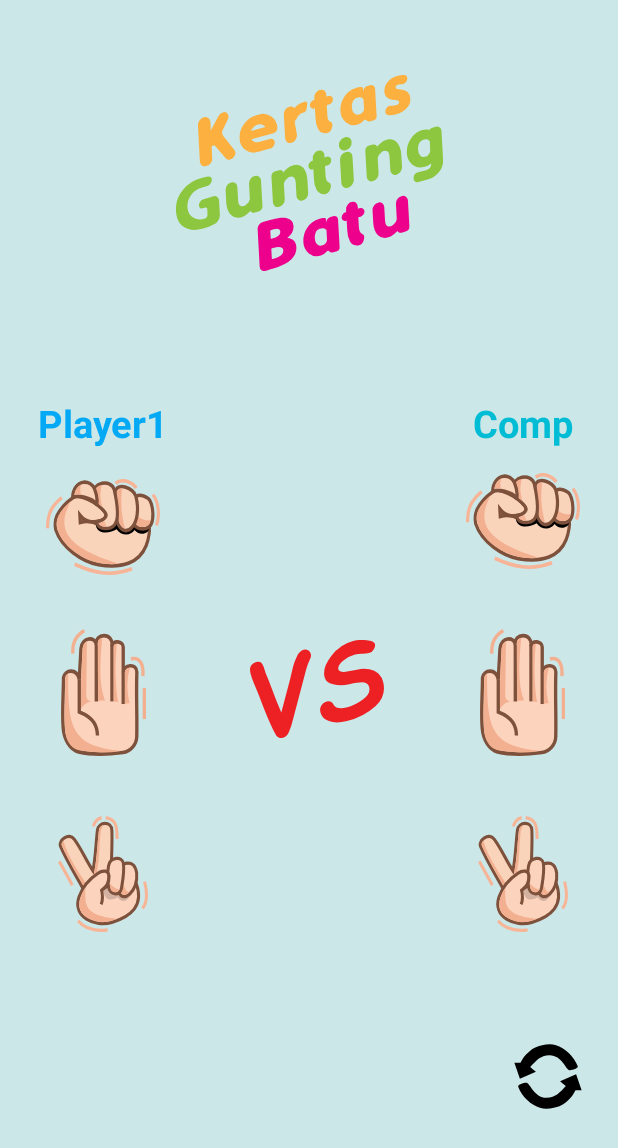
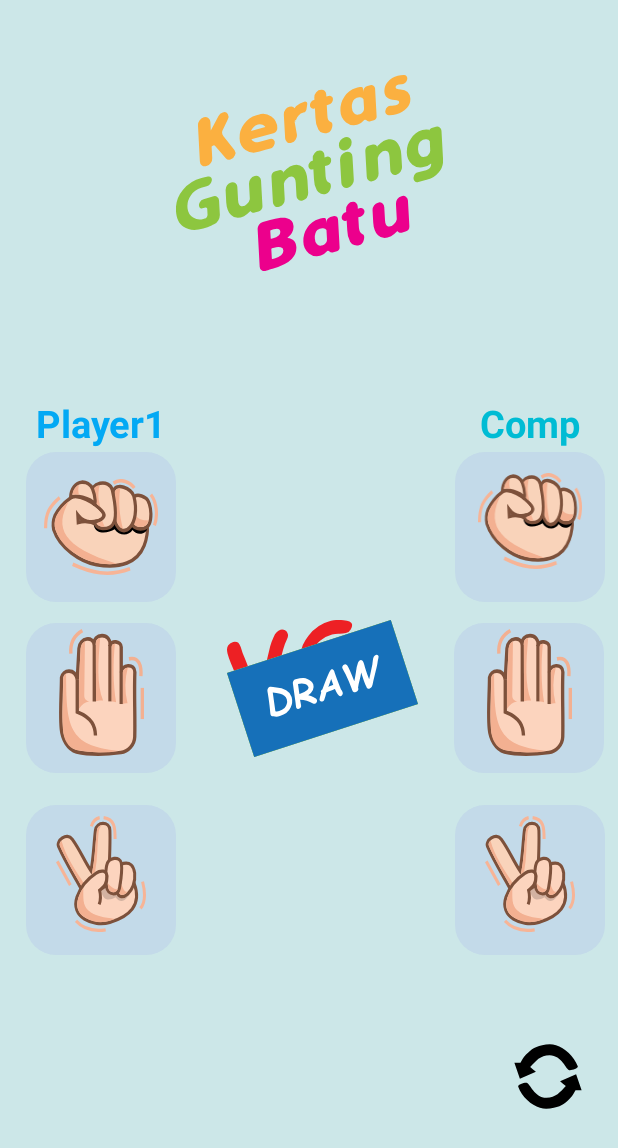
Before and after one commit to reinaldoriant/GubakeGame, an Android app: the layout activity_maingame.xml on its own in the app's theme, with its tools: preview values and no code run, on a phone screen of 412 x 824 dp. Shown: the top 1148 px of the screen. Run offline under Robolectric (Android 15) with nearby library versions, the phone set to English and light mode, and no system bars.

Commit message:
Version 1.1 (fix bug)

```diff
--- a/app/src/main/java/com/example/kertasguntingbatu/IControllerNya.kt
+++ b/app/src/main/java/com/example/kertasguntingbatu/IControllerNya.kt
@@ -1,6 +1,7 @@
 package com.example.kertasguntingbatu
 
 interface IControllerNya {
-
-    fun result(hasil:String)
+    fun resultRandom(resultRand:String)
+    fun result(resultNya:String)
+    fun randAnim(animResult:String)
 }
--- a/app/src/main/java/com/example/kertasguntingbatu/ModelNya.kt
+++ b/app/src/main/java/com/example/kertasguntingbatu/ModelNya.kt
@@ -1,4 +1,3 @@
 package com.example.kertasguntingbatu
 
 data class ModelNya(val dataPlayer: String)
-data class ModelnyaComp(val dataComp: String)
--- a/app/src/main/res/layout/activity_maingame.xml
+++ b/app/src/main/res/layout/activity_maingame.xml
@@ -64,7 +64,7 @@
                     android:layout_height="100dp"
                     android:layout_centerInParent="true"
                     android:background="@drawable/bg_shape"
-                    android:visibility="invisible" />
+                     />
 
                 <ImageButton
                     android:id="@+id/batuPlayer"
@@ -89,7 +89,7 @@
                     android:layout_height="100dp"
                     android:layout_centerInParent="true"
                     android:background="@drawable/bg_shape"
-                    android:visibility="invisible" />
+                     />
 
                 <ImageButton
                     android:id="@+id/paperPlayer"
@@ -113,7 +113,7 @@
                     android:layout_height="100dp"
                     android:layout_centerInParent="true"
                     android:background="@drawable/bg_shape"
-                    android:visibility="invisible" />
+                    />
 
                 <ImageButton
                     android:id="@+id/scissorsPlayer"
@@ -130,8 +130,8 @@
             </RelativeLayout>
         </LinearLayout>
 
-        <LinearLayout
-            android:layout_width="150dp"
+        <RelativeLayout
+            android:layout_width="wrap_content"
             android:layout_height="match_parent"
             android:gravity="center"
             android:orientation="vertical">
@@ -146,8 +146,38 @@
                 android:layout_marginBottom="24dp"
                 android:contentDescription="@string/versus_image"
                 android:src="@drawable/ic_battle_image" />
+            <ImageView
+                android:id="@+id/imagePlayerWin"
+                android:layout_width="wrap_content"
+                android:layout_height="wrap_content"
+                android:layout_marginStart="16dp"
+                android:layout_marginTop="32dp"
+                android:layout_marginEnd="16dp"
+                android:layout_marginBottom="24dp"
+                android:contentDescription="@string/versus_image"
+                android:src="@drawable/ic_playerwinner" />
+            <ImageView
+                android:id="@+id/imageCompWin"
+                android:layout_width="wrap_content"
+                android:layout_height="wrap_content"
+                android:layout_marginStart="16dp"
+                android:layout_marginTop="32dp"
+                android:layout_marginEnd="16dp"
+                android:layout_marginBottom="24dp"
+                android:contentDescription="@string/versus_image"
+                android:src="@drawable/ic_compwinner" />
+            <ImageView
+                android:id="@+id/imageDraw"
+                android:layout_width="wrap_content"
+                android:layout_height="wrap_content"
+                android:layout_marginStart="16dp"
+                android:layout_marginTop="32dp"
+                android:layout_marginEnd="16dp"
+                android:layout_marginBottom="24dp"
+                android:contentDescription="@string/versus_image"
+                android:src="@drawable/ic_draw" />
 
-        </LinearLayout>
+        </RelativeLayout>
 
         <LinearLayout
             android:layout_width="wrap_content"
@@ -176,7 +206,7 @@
                     android:layout_height="100dp"
                     android:layout_centerInParent="true"
                     android:background="@drawable/bg_shape"
-                    android:visibility="invisible" />
+                     />
 
                 <ImageButton
                     android:id="@+id/batuComp"
@@ -201,7 +231,7 @@
                     android:layout_height="100dp"
                     android:layout_centerInParent="true"
                     android:background="@drawable/bg_shape"
-                    android:visibility="invisible" />
+                    />
 
                 <ImageButton
                     android:id="@+id/paperComp"
@@ -226,7 +256,7 @@
                     android:layout_height="100dp"
                     android:layout_centerInParent="true"
                     android:background="@drawable/bg_shape"
-                    android:visibility="invisible" />
+                    />
 
                 <ImageButton
                     android:id="@+id/scissorsComp"
@@ -239,7 +269,6 @@
                     android:layout_marginBottom="24dp"
                     android:background="@drawable/ic_scissors_but"
                     android:contentDescription="@string/scissors_icon" />
-
             </RelativeLayout>
 
 
```
Also changed, not shown: app/src/main/java/com/example/kertasguntingbatu/ControllerNya.kt (+23 -17 lines), app/src/main/java/com/example/kertasguntingbatu/MainGame.kt (+69 -63 lines).
